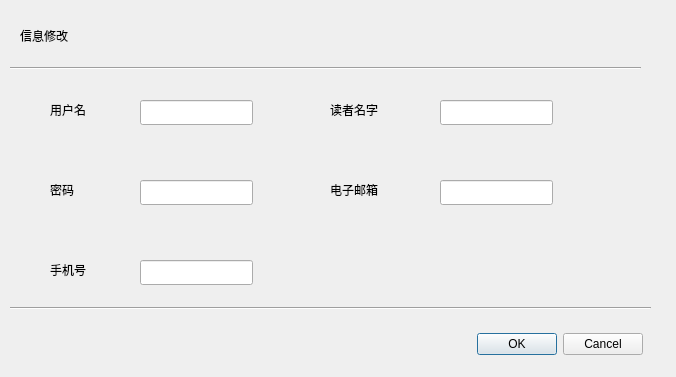
First picture: the form in LibraryManager/readerinformationmanagermodifydialog.ui, repository Guodanding/713topteam_LibraryManagerSystem, before the edit.
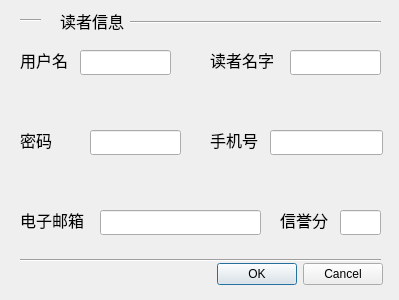
Second picture: the form after the edit.

```diff
--- a/LibraryManager/readerinformationmanagermodifydialog.ui
+++ b/LibraryManager/readerinformationmanagermodifydialog.ui
@@ -6,8 +6,8 @@
    <rect>
     <x>0</x>
     <y>0</y>
-    <width>676</width>
-    <height>377</height>
+    <width>399</width>
+    <height>300</height>
    </rect>
   </property>
   <property name="windowTitle">
@@ -16,9 +16,9 @@
   <widget class="QLineEdit" name="usernameLineEdit">
    <property name="geometry">
     <rect>
-     <x>140</x>
-     <y>100</y>
-     <width>113</width>
+     <x>80</x>
+     <y>50</y>
+     <width>91</width>
      <height>25</height>
     </rect>
    </property>
@@ -26,9 +26,9 @@
   <widget class="QLineEdit" name="passwordLineEdit">
    <property name="geometry">
     <rect>
-     <x>140</x>
-     <y>180</y>
-     <width>113</width>
+     <x>90</x>
+     <y>130</y>
+     <width>91</width>
      <height>25</height>
     </rect>
    </property>
@@ -36,8 +36,8 @@
   <widget class="QLineEdit" name="phoneLineEdit">
    <property name="geometry">
     <rect>
-     <x>140</x>
-     <y>260</y>
+     <x>270</x>
+     <y>130</y>
      <width>113</width>
      <height>25</height>
     </rect>
@@ -46,9 +46,9 @@
   <widget class="QLineEdit" name="nameLineEdit">
    <property name="geometry">
     <rect>
-     <x>440</x>
-     <y>100</y>
-     <width>113</width>
+     <x>290</x>
+     <y>50</y>
+     <width>91</width>
      <height>25</height>
     </rect>
    </property>
@@ -56,9 +56,9 @@
   <widget class="QLineEdit" name="emailLineEdit">
    <property name="geometry">
     <rect>
-     <x>440</x>
-     <y>180</y>
-     <width>113</width>
+     <x>100</x>
+     <y>210</y>
+     <width>161</width>
      <height>25</height>
     </rect>
    </property>
@@ -66,12 +66,17 @@
   <widget class="QLabel" name="label">
    <property name="geometry">
     <rect>
-     <x>50</x>
-     <y>100</y>
-     <width>69</width>
+     <x>20</x>
+     <y>50</y>
+     <width>51</width>
      <height>20</height>
     </rect>
    </property>
+   <property name="font">
+    <font>
+     <pointsize>12</pointsize>
+    </font>
+   </property>
    <property name="text">
     <string>用户名</string>
    </property>
@@ -79,12 +84,17 @@
   <widget class="QLabel" name="label_2">
    <property name="geometry">
     <rect>
-     <x>50</x>
-     <y>180</y>
-     <width>69</width>
+     <x>20</x>
+     <y>130</y>
+     <width>61</width>
      <height>20</height>
     </rect>
    </property>
+   <property name="font">
+    <font>
+     <pointsize>12</pointsize>
+    </font>
+   </property>
    <property name="text">
     <string>密码</string>
    </property>
@@ -92,12 +102,17 @@
   <widget class="QLabel" name="label_3">
    <property name="geometry">
     <rect>
-     <x>50</x>
-     <y>260</y>
-     <width>69</width>
+     <x>210</x>
+     <y>130</y>
+     <width>51</width>
      <height>20</height>
     </rect>
    </property>
+   <property name="font">
+    <font>
+     <pointsize>12</pointsize>
+    </font>
+   </property>
    <property name="text">
     <string>手机号</string>
    </property>
@@ -105,12 +120,17 @@
   <widget class="QLabel" name="label_5">
    <property name="geometry">
     <rect>
-     <x>330</x>
-     <y>100</y>
-     <width>69</width>
+     <x>210</x>
+     <y>50</y>
+     <width>71</width>
      <height>20</height>
     </rect>
    </property>
+   <property name="font">
+    <font>
+     <pointsize>12</pointsize>
+    </font>
+   </property>
    <property name="text">
     <string>读者名字</string>
    </property>
@@ -118,60 +138,26 @@
   <widget class="QLabel" name="label_6">
    <property name="geometry">
     <rect>
-     <x>330</x>
-     <y>180</y>
-     <width>69</width>
+     <x>20</x>
+     <y>210</y>
+     <width>71</width>
      <height>20</height>
     </rect>
    </property>
+   <property name="font">
+    <font>
+     <pointsize>12</pointsize>
+    </font>
+   </property>
    <property name="text">
     <string>电子邮箱</string>
    </property>
   </widget>
-  <widget class="Line" name="line">
-   <property name="geometry">
-    <rect>
-     <x>10</x>
-     <y>300</y>
-     <width>641</width>
-     <height>16</height>
-    </rect>
-   </property>
-   <property name="orientation">
-    <enum>Qt::Horizontal</enum>
-   </property>
-  </widget>
-  <widget class="Line" name="line_2">
-   <property name="geometry">
-    <rect>
-     <x>10</x>
-     <y>60</y>
-     <width>631</width>
-     <height>16</height>
-    </rect>
-   </property>
-   <property name="orientation">
-    <enum>Qt::Horizontal</enum>
-   </property>
-  </widget>
-  <widget class="QLabel" name="label_9">
-   <property name="geometry">
-    <rect>
-     <x>20</x>
-     <y>20</y>
-     <width>91</width>
-     <height>31</height>
-    </rect>
-   </property>
-   <property name="text">
-    <string>信息修改</string>
-   </property>
-  </widget>
   <widget class="QDialogButtonBox" name="buttonBox">
    <property name="geometry">
     <rect>
-     <x>450</x>
-     <y>330</y>
+     <x>190</x>
+     <y>260</y>
      <width>193</width>
      <height>29</height>
     </rect>
@@ -180,6 +166,91 @@
     <set>QDialogButtonBox::Cancel|QDialogButtonBox::Ok</set>
    </property>
   </widget>
+  <widget class="QLineEdit" name="scoreLineEdit">
+   <property name="geometry">
+    <rect>
+     <x>340</x>
+     <y>210</y>
+     <width>41</width>
+     <height>25</height>
+    </rect>
+   </property>
+  </widget>
+  <widget class="QLabel" name="label_4">
+   <property name="geometry">
+    <rect>
+     <x>280</x>
+     <y>210</y>
+     <width>51</width>
+     <height>20</height>
+    </rect>
+   </property>
+   <property name="font">
+    <font>
+     <pointsize>12</pointsize>
+    </font>
+   </property>
+   <property name="text">
+    <string>信誉分</string>
+   </property>
+  </widget>
+  <widget class="Line" name="line_2">
+   <property name="geometry">
+    <rect>
+     <x>20</x>
+     <y>10</y>
+     <width>21</width>
+     <height>21</height>
+    </rect>
+   </property>
+   <property name="orientation">
+    <enum>Qt::Horizontal</enum>
+   </property>
+  </widget>
+  <widget class="Line" name="line_3">
+   <property name="geometry">
+    <rect>
+     <x>20</x>
+     <y>250</y>
+     <width>361</width>
+     <height>20</height>
+    </rect>
+   </property>
+   <property name="orientation">
+    <enum>Qt::Horizontal</enum>
+   </property>
+  </widget>
+  <widget class="Line" name="line">
+   <property name="geometry">
+    <rect>
+     <x>130</x>
+     <y>12</y>
+     <width>251</width>
+     <height>20</height>
+    </rect>
+   </property>
+   <property name="orientation">
+    <enum>Qt::Horizontal</enum>
+   </property>
+  </widget>
+  <widget class="QLabel" name="label_7">
+   <property name="geometry">
+    <rect>
+     <x>60</x>
+     <y>10</y>
+     <width>71</width>
+     <height>21</height>
+    </rect>
+   </property>
+   <property name="font">
+    <font>
+     <pointsize>12</pointsize>
+    </font>
+   </property>
+   <property name="text">
+    <string>读者信息</string>
+   </property>
+  </widget>
  </widget>
  <resources/>
  <connections/>
```
